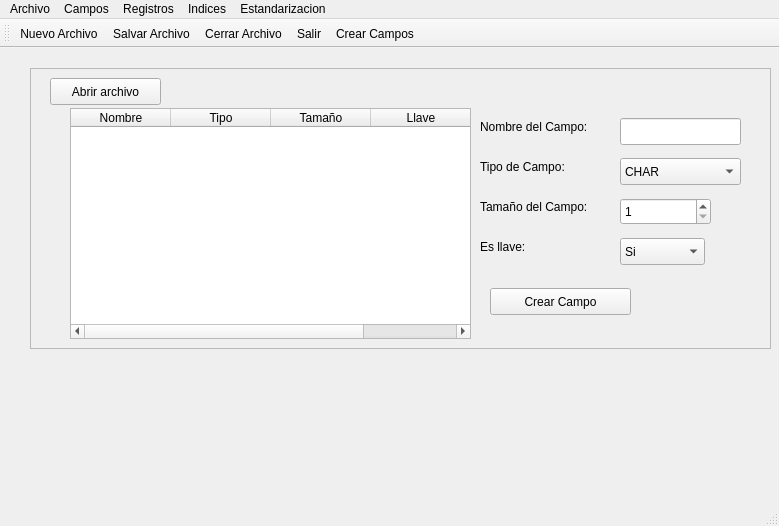
Qt form ManejadorDeArchivoOAR/mainwindow.ui (oscar-ordonez/Proyecto-Orga) before a commit.
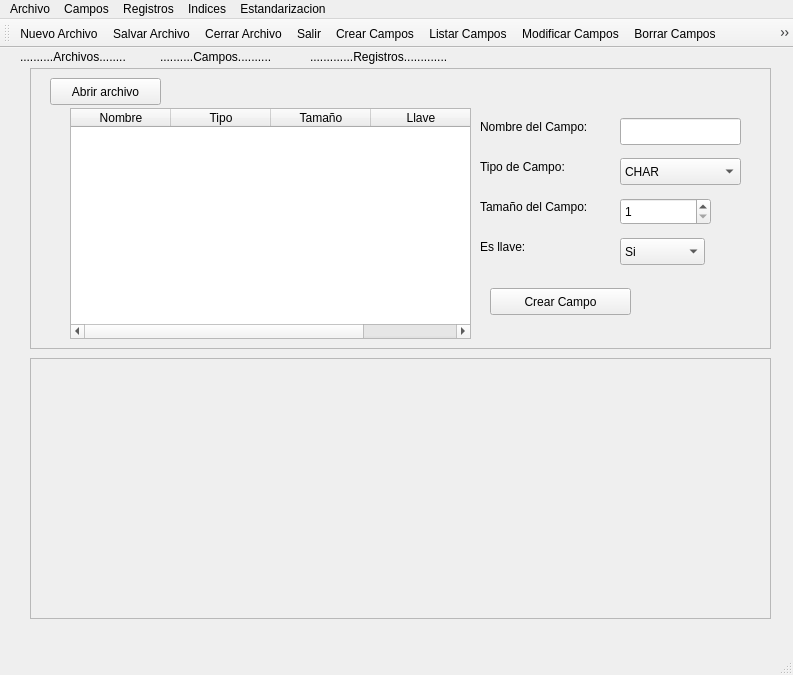
The same form after that commit. Icons and pictures are not drawn.

Patch:
```diff
--- a/ManejadorDeArchivoOAR/mainwindow.ui
+++ b/ManejadorDeArchivoOAR/mainwindow.ui
@@ -6,8 +6,8 @@
    <rect>
     <x>0</x>
     <y>0</y>
-    <width>779</width>
-    <height>526</height>
+    <width>793</width>
+    <height>675</height>
    </rect>
   </property>
   <property name="windowTitle">
@@ -206,13 +206,68 @@
      </item>
     </widget>
    </widget>
+   <widget class="QLabel" name="label_4">
+    <property name="geometry">
+     <rect>
+      <x>20</x>
+      <y>0</y>
+      <width>131</width>
+      <height>17</height>
+     </rect>
+    </property>
+    <property name="text">
+     <string>..........Archivos........</string>
+    </property>
+   </widget>
+   <widget class="QLabel" name="label_5">
+    <property name="geometry">
+     <rect>
+      <x>160</x>
+      <y>0</y>
+      <width>131</width>
+      <height>17</height>
+     </rect>
+    </property>
+    <property name="text">
+     <string>..........Campos..........</string>
+    </property>
+   </widget>
+   <widget class="QLabel" name="label_7">
+    <property name="geometry">
+     <rect>
+      <x>310</x>
+      <y>0</y>
+      <width>161</width>
+      <height>17</height>
+     </rect>
+    </property>
+    <property name="text">
+     <string>.............Registros.............</string>
+    </property>
+   </widget>
+   <widget class="QFrame" name="panelRegistros">
+    <property name="geometry">
+     <rect>
+      <x>30</x>
+      <y>310</y>
+      <width>741</width>
+      <height>261</height>
+     </rect>
+    </property>
+    <property name="frameShape">
+     <enum>QFrame::StyledPanel</enum>
+    </property>
+    <property name="frameShadow">
+     <enum>QFrame::Raised</enum>
+    </property>
+   </widget>
   </widget>
   <widget class="QMenuBar" name="menuBar">
    <property name="geometry">
     <rect>
      <x>0</x>
      <y>0</y>
-     <width>779</width>
+     <width>793</width>
      <height>25</height>
     </rect>
    </property>
@@ -277,6 +332,14 @@
    <addaction name="actionCerrar_Archivo"/>
    <addaction name="actionSalir"/>
    <addaction name="actionCrear_Campos"/>
+   <addaction name="actionListar_Campos"/>
+   <addaction name="actionModificar_Campos"/>
+   <addaction name="actionBorrar_Campos"/>
+   <addaction name="actionIntroducir_Registros"/>
+   <addaction name="actionModificar_Registros"/>
+   <addaction name="actionBuscar_Registros"/>
+   <addaction name="actionBorrar_Registros"/>
+   <addaction name="actionListar_Registros"/>
   </widget>
   <widget class="QStatusBar" name="statusBar"/>
   <action name="actionNuevo_Archivo">
```
Left out of the diff: 49 changed lines with no effect on the pictures.
